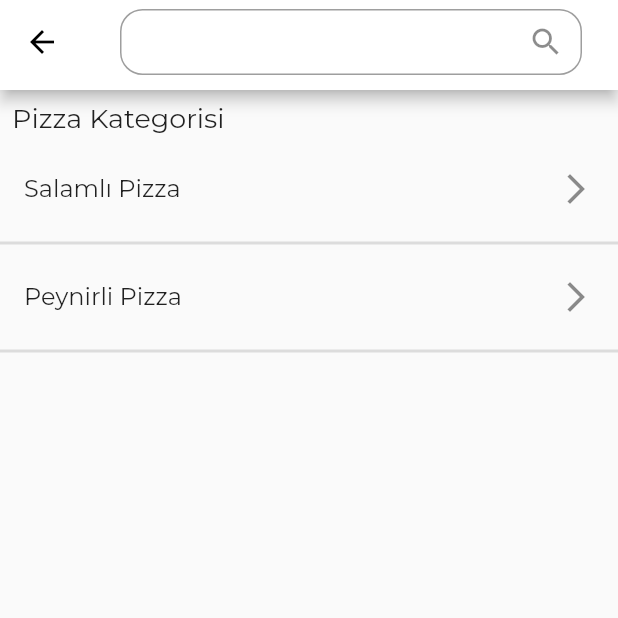
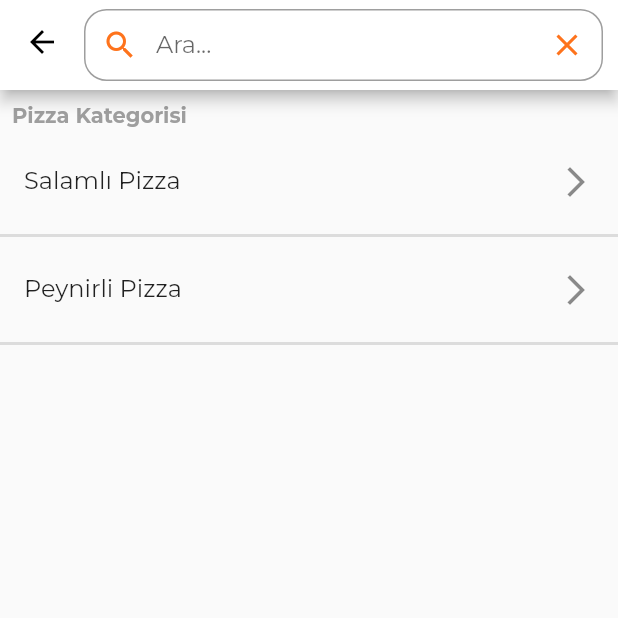
Before and after one commit to Mobilyst/Mobilyst, a Flutter app: the CesitlerEkrani screen opened directly with sample values from the repository, on a phone screen of 412 x 824 dp, the top half of it. Run offline on Flutter 3.47's test engine with Material 2 defaults, Android fonts, the phone set to English and light mode, and no system bars; our stand-ins replace cloud_firestore, firebase_auth, firebase_core, flutter_riverpod, font_awesome_flutter, go_router and 2 more; accounts and stored records are empty.

Commit message:
Arama butonuna eklentiler yapıldı .
Arama butonuna eklentiler yapıldı ve renkler düzenlendi.

```diff
--- a/lib/oktay/kategoriler_ekrani/cesitlerEkrani.dart
+++ b/lib/oktay/kategoriler_ekrani/cesitlerEkrani.dart
@@ -3,6 +3,8 @@ import 'package:mobilyst/oktay/kategoriler_ekrani/verilerRepository.dart';
 
 import 'package:mobilyst/oktay/kategoriler_ekrani/yemekKategori.dart';
 import 'package:mobilyst/oktay/yemek_ekrani/yemekEkrani.dart';
+
+import '../../ColorAndType/color.dart';
 
 class CesitlerEkrani extends StatefulWidget {
   const CesitlerEkrani({super.key, required this.kategori});
@@ -70,23 +72,56 @@ class _CesitlerEkraniState extends State<CesitlerEkrani> {
                 Icons.arrow_back_outlined,
                 color: Colors.black,
               )),
+
+          titleSpacing:0 ,
+
           title: SizedBox(
             height: 60,
             child: Padding(
-              padding: const EdgeInsets.all(8.0),
+              padding: const EdgeInsets.only(right: 10,top: 8),
               child: TextField(
                 onChanged: (text) {
                   kategoriAra(text);
                 },
                 controller: editingController,
-                decoration: const InputDecoration(
-                  labelText: '',
-                  suffixIcon: Icon(
-                    Icons.search,
+                decoration: InputDecoration(
+                  hintText: 'Ara...',
+                  suffixIcon: IconButton(
+                    color: AppColors.yedi,
+                    onPressed: () => setState(() {
+                      editingController.clear();
+
+                    }),
+                    icon: const Icon(Icons.clear),
                   ),
-                  border: OutlineInputBorder(
+                  prefixIcon: IconButton(
+                    icon: const Icon(
+                      Icons.search,
+                      color: AppColors.yedi,
+                    ),
+                    onPressed: () {
+                      // Perform the search here
+                    },
+                  ),
+                  border: const OutlineInputBorder(
                     borderRadius: BorderRadius.all(Radius.circular(15)),
+                    borderSide: BorderSide(
+                      color: Colors.grey, // Normal durumda kenar çizgi rengi
+                      width: 1.0,
+                    ),
                   ),
+                  focusedBorder: const OutlineInputBorder(
+                    borderRadius: BorderRadius.all(Radius.circular(15)),
+                    borderSide: BorderSide(
+                      color:
+                      Colors.grey, // Tiklandiktan sonra kenar çizgi rengi
+                      width: 2.0,
+                    ),
+                  ),
+                  contentPadding: const EdgeInsets.symmetric(
+                      vertical: 10,
+                      horizontal:
+                      15),
                 ),
               ),
             ),
@@ -101,7 +136,10 @@ class _CesitlerEkraniState extends State<CesitlerEkrani> {
             padding: const EdgeInsets.all(8.0),
             child: Text(
               widget.kategori.kategoriAdi + " Kategorisi",
-              style: TextStyle(fontSize: 18, fontWeight: FontWeight.normal),
+              style: const TextStyle(
+                color: Colors.grey,
+                fontWeight: FontWeight.bold,
+              ),
             ),
           ),
           Expanded(
```
Also changed, not shown: lib/oktay/kategoriler_ekrani/kategorilerSayfasi.dart (+49 -11 lines), lib/oktay/yemek_ekrani/yemekEkrani.dart (+119 -47 lines).
